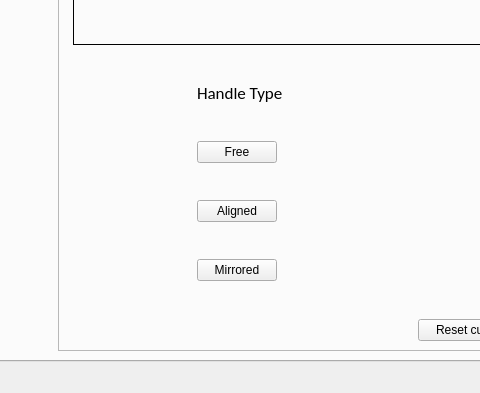
Above: mainwindow.ui from omriyaloz/Curve-Maker before the change; both pictures show x 468 to 948 and y 200 to 593 of the 1095 by 593 pixel window. Below: the same form after it.
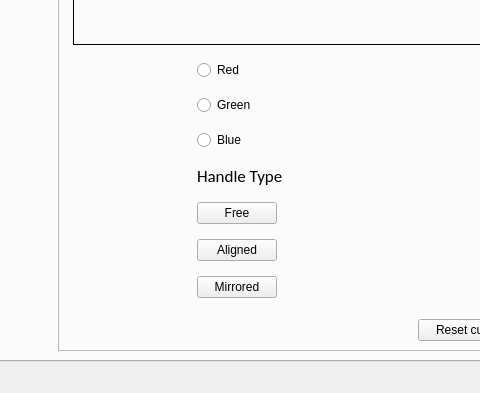
That is the form after the change. Icons and pictures are not drawn. Custom widgets are drawn as their Qt base class.

Commit message: Added rgb channels

```diff
--- a/mainwindow.ui
+++ b/mainwindow.ui
@@ -175,26 +175,30 @@
            </item>
            <item row="3" column="0">
             <layout class="QGridLayout" name="gridLayout_2">
-             <item row="1" column="0">
-              <widget class="QPushButton" name="freeBtn">
+             <item row="7" column="0">
+              <widget class="QPushButton" name="alignedBtn">
                <property name="sizePolicy">
-                <sizepolicy hsizetype="Fixed" vsizetype="Maximum">
+                <sizepolicy hsizetype="Maximum" vsizetype="Fixed">
                  <horstretch>0</horstretch>
                  <verstretch>0</verstretch>
                 </sizepolicy>
                </property>
-               <property name="styleSheet">
-                <string notr="true"/>
-               </property>
                <property name="text">
-                <string>Free</string>
+                <string>Aligned</string>
                </property>
                <property name="checkable">
                 <bool>true</bool>
                </property>
               </widget>
              </item>
-             <item row="4" column="0">
+             <item row="0" column="0">
+              <widget class="QRadioButton" name="channelRedButton">
+               <property name="text">
+                <string>Red</string>
+               </property>
+              </widget>
+             </item>
+             <item row="9" column="0">
               <widget class="QPushButton" name="mirroredBtn">
                <property name="sizePolicy">
                 <sizepolicy hsizetype="Maximum" vsizetype="Fixed">
@@ -210,7 +214,7 @@
                </property>
               </widget>
              </item>
-             <item row="0" column="0">
+             <item row="5" column="0">
               <widget class="QLabel" name="handleTypeLbl">
                <property name="sizePolicy">
                 <sizepolicy hsizetype="Preferred" vsizetype="Maximum">
@@ -234,21 +238,38 @@
               </widget>
              </item>
              <item row="2" column="0">
-              <widget class="QPushButton" name="alignedBtn">
+              <widget class="QRadioButton" name="channelBlueButton">
+               <property name="text">
+                <string>Blue</string>
+               </property>
+              </widget>
+             </item>
+             <item row="6" column="0">
+              <widget class="QPushButton" name="freeBtn">
                <property name="sizePolicy">
-                <sizepolicy hsizetype="Maximum" vsizetype="Fixed">
+                <sizepolicy hsizetype="Fixed" vsizetype="Maximum">
                  <horstretch>0</horstretch>
                  <verstretch>0</verstretch>
                 </sizepolicy>
                </property>
+               <property name="styleSheet">
+                <string notr="true"/>
+               </property>
                <property name="text">
-                <string>Aligned</string>
+                <string>Free</string>
                </property>
                <property name="checkable">
                 <bool>true</bool>
                </property>
               </widget>
              </item>
+             <item row="1" column="0">
+              <widget class="QRadioButton" name="channelGreenButton">
+               <property name="text">
+                <string>Green</string>
+               </property>
+              </widget>
+             </item>
             </layout>
            </item>
            <item row="4" column="1">
```
The commit also changes 6 other files.
